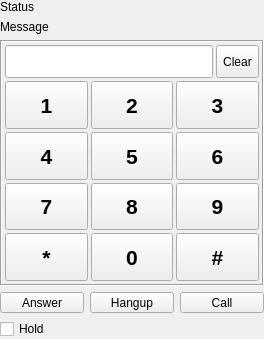
soramimi/qSIP, file qSIP/PhoneWidget.ui: the form before one commit.
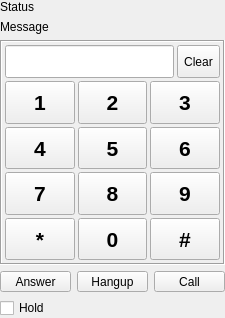
The form after the commit. Icons and pictures are not drawn. Custom widgets are drawn as their Qt base class.

Commit message: 見た目調整

What changed in the file:
```diff
--- a/qSIP/PhoneWidget.ui
+++ b/qSIP/PhoneWidget.ui
@@ -6,8 +6,8 @@
    <rect>
     <x>0</x>
     <y>0</y>
-    <width>264</width>
-    <height>339</height>
+    <width>225</width>
+    <height>318</height>
    </rect>
   </property>
   <property name="windowTitle">
```
The commit also changes 1 other file.
